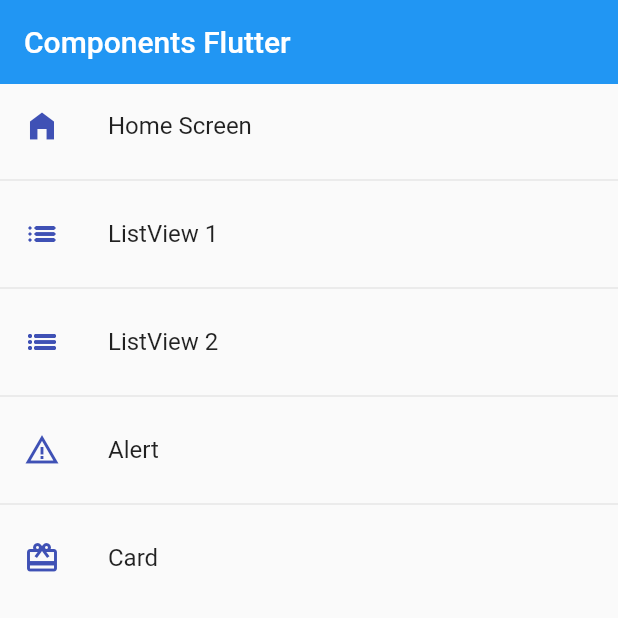
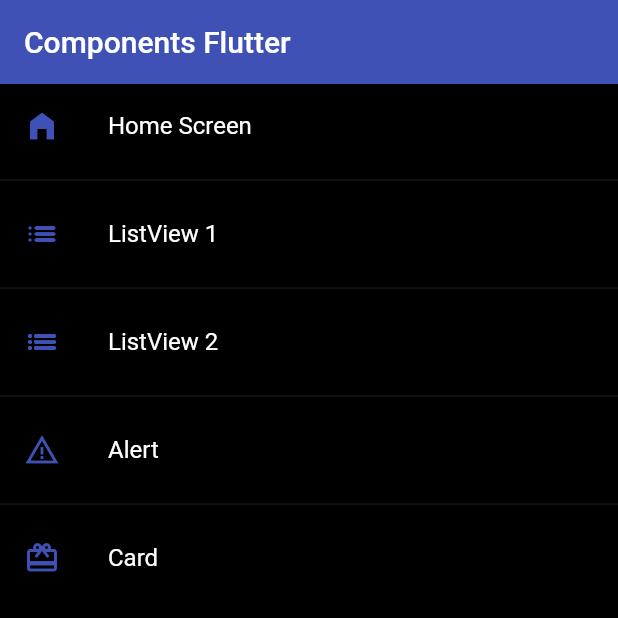
Before and after one commit to francocragnolini/fl_components, a Flutter app: the screen it shows after launch, on a phone screen of 412 x 824 dp, the top half of it. Run offline on Flutter 3.47's test engine with Material 2 defaults, Android fonts, the phone set to English and light mode, and no system bars.

Commit message:
global theme

```diff
--- a/lib/main.dart
+++ b/lib/main.dart
@@ -1,6 +1,6 @@
 import 'package:flutter/material.dart';
 import 'package:flutter_components/router/app_routes.dart';
-import 'screens/screens.dart';
+import 'package:flutter_components/theme/app_theme.dart';
 
 void main() {
   runApp(const MyApp());
@@ -39,6 +39,7 @@ class MyApp extends StatelessWidget {
       //   );
       // },
       onGenerateRoute: (settings) => AppRoutes.onGenerateRoute(settings),
+      theme: AppTheme.darkTheme,
     );
   }
 }
--- a/lib/router/app_routes.dart
+++ b/lib/router/app_routes.dart
@@ -1,3 +1,5 @@
+import 'dart:developer';
+
 import 'package:flutter/material.dart';
 import 'package:flutter_components/models/models.dart';
 
@@ -57,7 +59,7 @@ class AppRoutes {
   // };
 
   static Route<dynamic> onGenerateRoute(RouteSettings settings) {
-    print(settings);
+    log(settings.toString());
     //! return a route
     return MaterialPageRoute(
       builder: (context) => const AlertScreen(),
--- a/lib/screens/alert_screen.dart
+++ b/lib/screens/alert_screen.dart
@@ -5,7 +5,7 @@ class AlertScreen extends StatelessWidget {
 
   @override
   Widget build(BuildContext context) {
-    return Scaffold(
+    return const Scaffold(
       body: Center(child: Text("AlertScreen")),
     );
   }
--- a/lib/screens/card_screen.dart
+++ b/lib/screens/card_screen.dart
@@ -1,13 +1,11 @@
 import 'package:flutter/material.dart';
-import 'package:flutter/src/widgets/container.dart';
-import 'package:flutter/src/widgets/framework.dart';
 
 class CardScreen extends StatelessWidget {
   const CardScreen({super.key});
 
   @override
   Widget build(BuildContext context) {
-    return Scaffold(
+    return const Scaffold(
       body: Center(child: Text("CardScreen")),
     );
   }
--- a/lib/screens/home_screen.dart
+++ b/lib/screens/home_screen.dart
@@ -1,6 +1,6 @@
 import 'package:flutter/material.dart';
 import 'package:flutter_components/router/app_routes.dart';
-import 'package:flutter_components/screens/screens.dart';
+import 'package:flutter_components/theme/app_theme.dart';
 
 class HomeScreen extends StatelessWidget {
   const HomeScreen({super.key});
@@ -11,13 +11,12 @@ class HomeScreen extends StatelessWidget {
     return Scaffold(
       appBar: AppBar(
         title: const Text("Components Flutter"),
-        elevation: 0,
       ),
       body: ListView.separated(
           itemBuilder: (context, index) => ListTile(
                 leading: Icon(
                   menuOptions[index].icon,
-                  color: Colors.indigo,
+                  color: AppTheme.primary,
                 ),
                 title: Text(menuOptions[index].name),
                 onTap: () {
--- a/lib/screens/listview2_screen.dart
+++ b/lib/screens/listview2_screen.dart
@@ -1,3 +1,5 @@
+import 'dart:developer';
+
 import 'package:flutter/material.dart';
 
 class ListView2Screen extends StatelessWidget {
@@ -20,7 +22,7 @@ class ListView2Screen extends StatelessWidget {
                 trailing: const Icon(Icons.arrow_right_alt_outlined),
                 onTap: () {
                   final game = options[index];
-                  print(game);
+                  log(game);
                 },
               ),
           separatorBuilder: (_, __) => const Divider(),
--- /dev/null
+++ b/lib/theme/app_theme.dart
@@ -0,0 +1,24 @@
+import 'package:flutter/material.dart';
+
+class AppTheme {
+  static const Color primary = Colors.indigo;
+
+  static final ThemeData lightTheme = ThemeData.light().copyWith(
+      // color primario
+      primaryColor: Colors.indigo,
+
+      // appbar theme
+      appBarTheme: const AppBarTheme(
+        color: primary,
+      ));
+
+  static final ThemeData darkTheme = ThemeData.dark().copyWith(
+      // color primario
+      primaryColor: Colors.indigo,
+      // scaffold color
+      scaffoldBackgroundColor: Colors.black,
+      // appbar theme
+      appBarTheme: const AppBarTheme(
+        color: primary,
+      ));
+}
```
